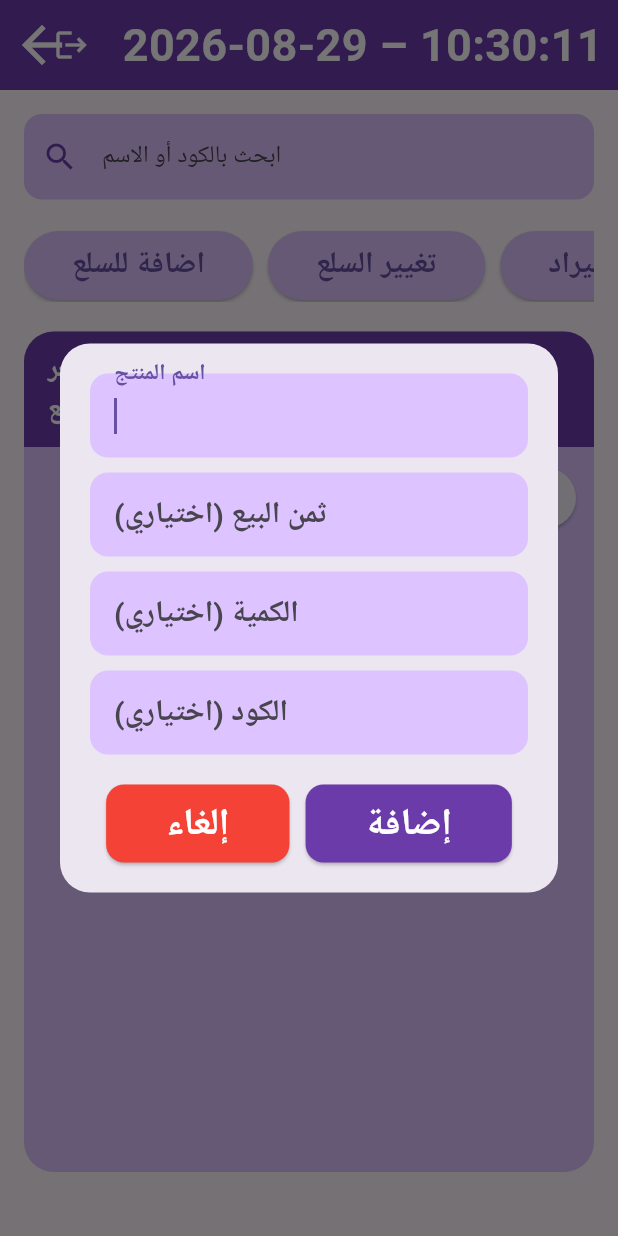
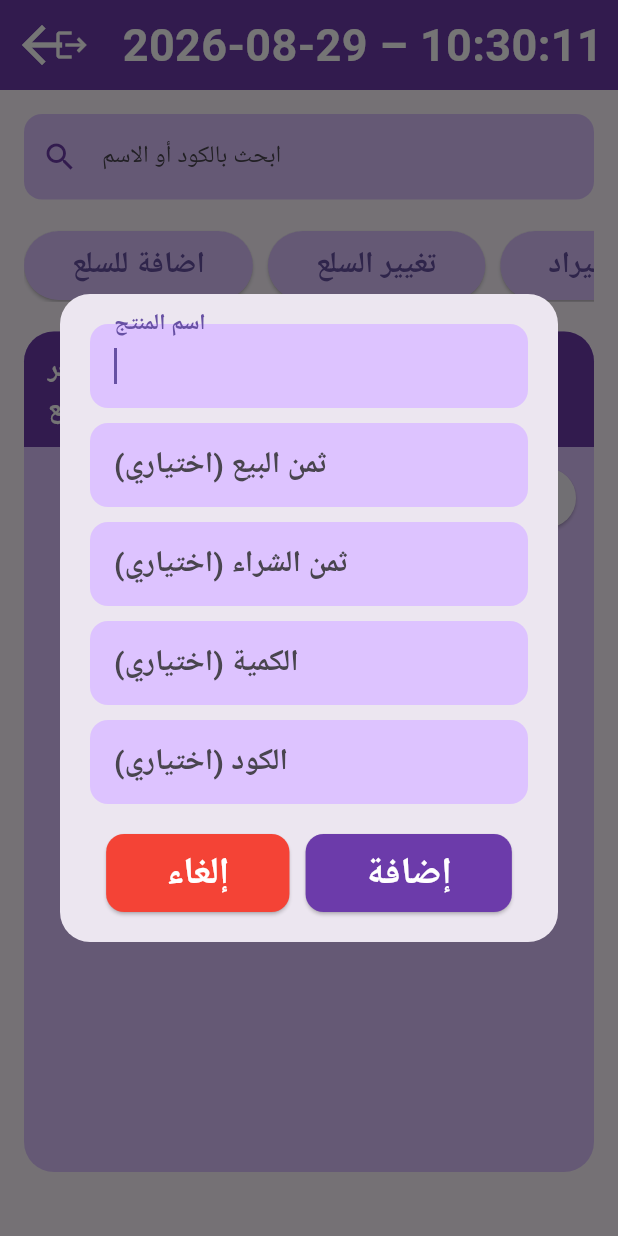
Before and after one commit to RandaBasmalaBenmaiche/simple_pos, a Flutter app: the POSPageStock screen opened directly, after a tap on "اضافة للسلع", on a phone screen of 412 x 824 dp. Run offline on Flutter 3.47's test engine with Material 3 defaults, Android fonts, the phone set to English and light mode, and no system bars; our stand-ins replace bloc, csv, file_picker, flutter_bloc, hive_flutter, pdf and 2 more; missing offline and left inert: dart:html; accounts and stored records are empty.

Commit message:
si3r chira2

```diff
--- a/simple_pos/lib/components/addProductDialog.dart
+++ b/simple_pos/lib/components/addProductDialog.dart
@@ -10,18 +10,21 @@ Future<void> showAddProductDialog(
   void Function(
     String name,
     String price,
+    String buyingPrice,
     String quantity,
     String code,
   ) onAdd,
 ) {
   final TextEditingController nameController = TextEditingController();
   final TextEditingController priceController = TextEditingController();
+  final TextEditingController buyingPriceController = TextEditingController();
   final TextEditingController quantityController = TextEditingController();
   final TextEditingController codeController = TextEditingController();
   final storeId = context.read<StoreCubit>().state;
   // Focus nodes for moving between fields
   final FocusNode nameFocus = FocusNode();
   final FocusNode priceFocus = FocusNode();
+  final FocusNode buyingPriceFocus = FocusNode();
   final FocusNode quantityFocus = FocusNode();
   final FocusNode codeFocus = FocusNode();
 
@@ -56,6 +59,7 @@ Future<void> showAddProductDialog(
 
     // Use defaults for optional fields
     final price = priceController.text.isEmpty ? '0' : priceController.text;
+    final buyingPrice = buyingPriceController.text.isEmpty ? '0' : buyingPriceController.text;
     final quantity = quantityController.text.isEmpty ? '1' : quantityController.text;
     final code = codeController.text.isEmpty ? '' : codeController.text;
 
@@ -63,6 +67,7 @@ Future<void> showAddProductDialog(
     onAdd(
       nameController.text,
       price,
+      buyingPrice,
       quantity,
       code,
     );
@@ -102,6 +107,16 @@ Future<void> showAddProductDialog(
                     label: "ثمن البيع (اختياري)",
                     controller: priceController,
                     focusNode: priceFocus,
+                    nextFocus: buyingPriceFocus,
+                    keyboardType: TextInputType.number,
+                    numbersOnly: true,
+                    context: context,
+                  ),
+                  const SizedBox(height: 10),
+                  _buildTextField(
+                    label: "ثمن الشراء (اختياري)",
+                    controller: buyingPriceController,
+                    focusNode: buyingPriceFocus,
                     nextFocus: quantityFocus,
                     keyboardType: TextInputType.number,
                     numbersOnly: true,
--- a/simple_pos/lib/pages/stock.dart
+++ b/simple_pos/lib/pages/stock.dart
@@ -284,14 +284,14 @@ class _POSPageState extends State<POSPageStock> with RouteAware {
                   CustomActionButton(
                     text: "اضافة للسلع",
                     onPressed: () {
-                      showAddProductDialog(context, (String name, String price, String quantity, String code) async {
+                      showAddProductDialog(context, (String name, String price, String buyingPrice, String quantity, String code) async {
                         await _stockTable.insertRecord(<String, dynamic>{
                           "productName": name,
                           "store_id": store,
                           "productPrice": price.isNotEmpty ? price : null,
+                          "productBuyingPrice": buyingPrice.isNotEmpty ? buyingPrice : null,
                           "productQuantity": quantity.isNotEmpty ? quantity : null,
                           "productCodeBar": code.isNotEmpty ? code : null,
-                          "productBuyingPrice": '0',
                         });
                         await _loadItems(store);
                       });
```
